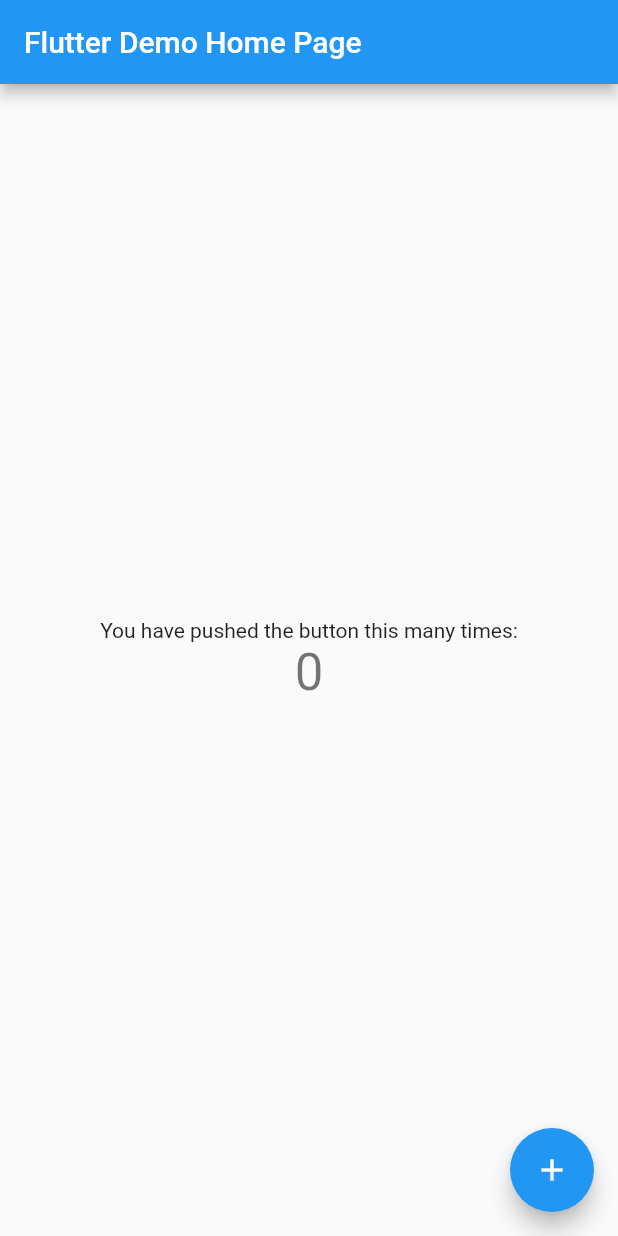
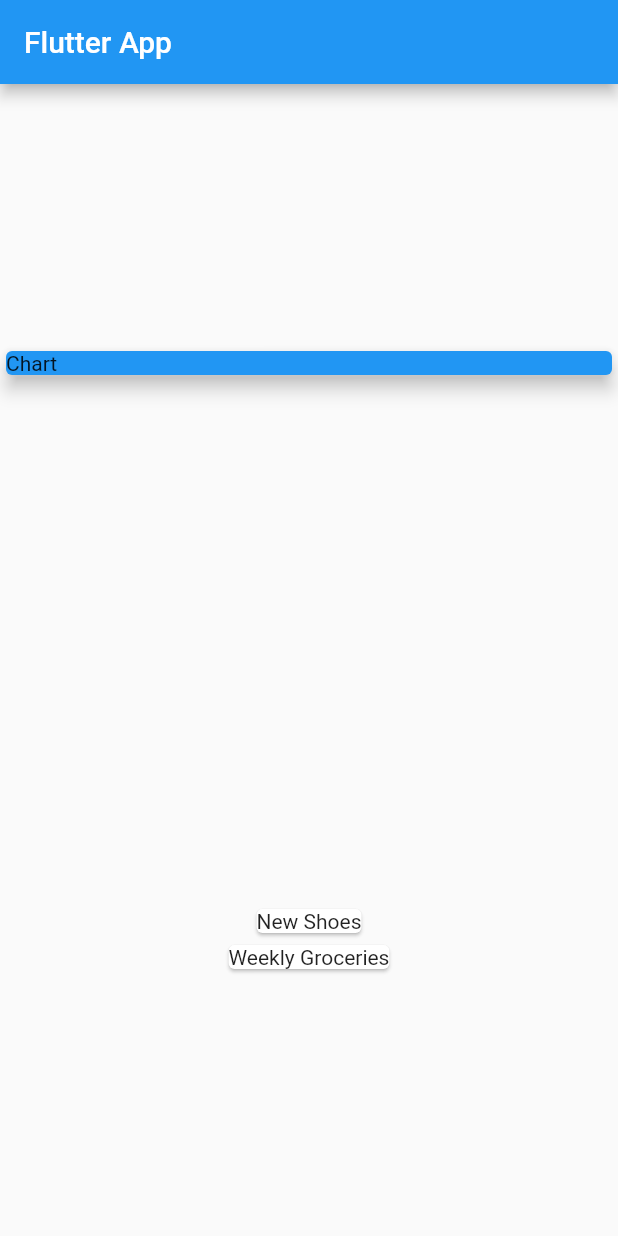
Before and after one commit to cin-derella/flutter_expense_planner, a Flutter app: the screen it shows after launch, on a phone screen of 412 x 824 dp. Run offline on Flutter 3.47's test engine with Material 2 defaults, Android fonts, the phone set to English and light mode, and no system bars.

Commit message:
map the data into widget

```diff
--- a/lib/main.dart
+++ b/lib/main.dart
@@ -1,111 +1,58 @@
 import 'package:flutter/material.dart';
+import './transaction.dart';
 
 void main() => runApp(MyApp());
 
 class MyApp extends StatelessWidget {
-  // This widget is the root of your application.
   @override
   Widget build(BuildContext context) {
     return MaterialApp(
       title: 'Flutter Demo',
-      theme: ThemeData(
-        // This is the theme of your application.
-        //
-        // Try running your application with "flutter run". You'll see the
-        // application has a blue toolbar. Then, without quitting the app, try
-        // changing the primarySwatch below to Colors.green and then invoke
-        // "hot reload" (press "r" in the console where you ran "flutter run",
-        // or simply save your changes to "hot reload" in a Flutter IDE).
-        // Notice that the counter didn't reset back to zero; the application
-        // is not restarted.
-        primarySwatch: Colors.blue,
-      ),
-      home: MyHomePage(title: 'Flutter Demo Home Page'),
+      home: MyHomePage(),
     );
   }
 }
 
-class MyHomePage extends StatefulWidget {
-  MyHomePage({Key key, this.title}) : super(key: key);
-
-  // This widget is the home page of your application. It is stateful, meaning
-  // that it has a State object (defined below) that contains fields that affect
-  // how it looks.
-
-  // This class is the configuration for the state. It holds the values (in this
-  // case the title) provided by the parent (in this case the App widget) and
-  // used by the build method of the State. Fields in a Widget subclass are
-  // always marked "final".
-
-  final String title;
-
-  @override
-  _MyHomePageState createState() => _MyHomePageState();
-}
-
-class _MyHomePageState extends State<MyHomePage> {
-  int _counter = 0;
-
-  void _incrementCounter() {
-    setState(() {
-      // This call to setState tells the Flutter framework that something has
-      // changed in this State, which causes it to rerun the build method below
-      // so that the display can reflect the updated values. If we changed
-      // _counter without calling setState(), then the build method would not be
-      // called again, and so nothing would appear to happen.
-      _counter++;
-    });
-  }
+class MyHomePage extends StatelessWidget {
+  final List<Transaction> transactions = [
+    Transaction(
+      id: 't1',
+      title: 'New Shoes',
+      amount: 69.99,
+      date: DateTime.now(),
+    ),
+    Transaction(
+      id: 't2',
+      title: 'Weekly Groceries',
+      amount: 16.53,
+      date: DateTime.now(),
+    ),
+  ];
 
   @override
   Widget build(BuildContext context) {
-    // This method is rerun every time setState is called, for instance as done
-    // by the _incrementCounter method above.
-    //
-    // The Flutter framework has been optimized to make rerunning build methods
-    // fast, so that you can just rebuild anything that needs updating rather
-    // than having to individually change instances of widgets.
     return Scaffold(
       appBar: AppBar(
-        // Here we take the value from the MyHomePage object that was created by
-        // the App.build method, and use it to set our appbar title.
-        title: Text(widget.title),
+        title: Text('Flutter App'),
       ),
-      body: Center(
-        // Center is a layout widget. It takes a single child and positions it
-        // in the middle of the parent.
-        child: Column(
-          // Column is also a layout widget. It takes a list of children and
-          // arranges them vertically. By default, it sizes itself to fit its
-          // children horizontally, and tries to be as tall as its parent.
-          //
-          // Invoke "debug painting" (press "p" in the console, choose the
-          // "Toggle Debug Paint" action from the Flutter Inspector in Android
-          // Studio, or the "Toggle Debug Paint" command in Visual Studio Code)
-          // to see the wireframe for each widget.
-          //
-          // Column has various properties to control how it sizes itself and
-          // how it positions its children. Here we use mainAxisAlignment to
-          // center the children vertically; the main axis here is the vertical
-          // axis because Columns are vertical (the cross axis would be
-          // horizontal).
-          mainAxisAlignment: MainAxisAlignment.center,
-          children: <Widget>[
-            Text(
-              'You have pushed the button this many times:',
+      body: Column(
+        mainAxisAlignment: MainAxisAlignment.spaceAround,
+        crossAxisAlignment: CrossAxisAlignment.stretch,
+        children: <Widget>[
+          Container(
+            width: double.infinity,
+            child: Card(
+              color: Colors.blue,
+              child: Text('Chart'),
+              elevation: 5,
             ),
-            Text(
-              '$_counter',
-              style: Theme.of(context).textTheme.display1,
-            ),
-          ],
-        ),
+          ),
+          Column(children: transactions.map((tx){
+            return Card(child: Text(tx.title),
+            );
+          }).toList(),)
+        ],
       ),
-      floatingActionButton: FloatingActionButton(
-        onPressed: _incrementCounter,
-        tooltip: 'Increment',
-        child: Icon(Icons.add),
-      ), // This trailing comma makes auto-formatting nicer for build methods.
     );
   }
 }
--- /dev/null
+++ b/lib/transaction.dart
@@ -0,0 +1,15 @@
+import 'package:flutter/foundation.dart';
+
+class Transaction {
+  final String id;
+  final String title;
+  final double amount;
+  final DateTime date;
+
+  Transaction({
+    @required this.id,
+    @required this.title,
+    @required this.amount,
+    @required this.date,
+  });
+}
```
